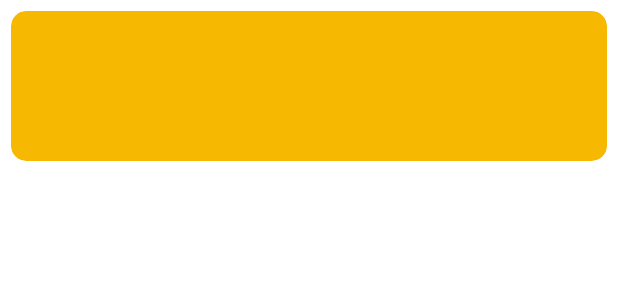
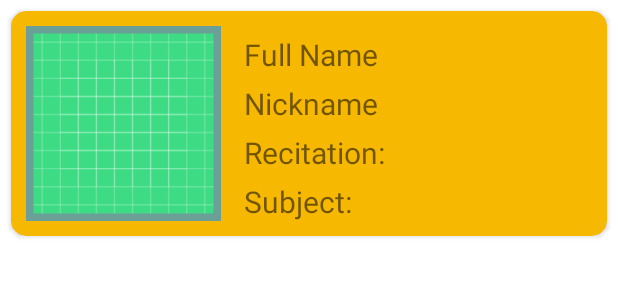
Before and after one commit to mechy88/ProfFile, an Android app: the layout prof_listitem.xml on its own in the app's theme, with its tools: preview values and no code run, on a phone screen of 412 x 824 dp. Shown: the top 300 px of the screen. Run offline under Robolectric (Android 15) with nearby library versions, the phone set to English and light mode, and no system bars.

Commit message:
Approaching MVP#2

```diff
--- a/app/src/main/res/layout/prof_listitem.xml
+++ b/app/src/main/res/layout/prof_listitem.xml
@@ -1,12 +1,70 @@
 <?xml version="1.0" encoding="utf-8"?>
 <androidx.cardview.widget.CardView xmlns:android="http://schemas.android.com/apk/res/android"
+    xmlns:tools="http://schemas.android.com/tools"
     android:layout_width="match_parent"
-    android:layout_height="100dp"
+    android:layout_height="150dp"
     app:layout_constraintHeight_percent="50"
     xmlns:app="http://schemas.android.com/apk/res-auto"
-    app:layout_constraintDimensionRatio="1:1"
     app:cardBackgroundColor="@color/gold"
     app:cardCornerRadius="10dp"
     android:layout_margin="7.5dp">
+    <androidx.constraintlayout.widget.ConstraintLayout
+        android:layout_width="match_parent"
+        android:layout_height="match_parent">
 
+
+        <com.google.android.material.imageview.ShapeableImageView
+            android:id="@+id/imageView"
+            android:layout_width="0dp"
+            android:layout_height="match_parent"
+            android:layout_margin="10dp"
+            android:src="@drawable/ic_launcher_background"
+            app:layout_constraintDimensionRatio="1:1"
+            app:layout_constraintStart_toStartOf="parent"
+            app:layout_constraintTop_toTopOf="parent"
+            app:strokeColor="@color/darkSage"
+            app:strokeWidth="10dp" />
+
+
+        <TextView
+            android:id="@+id/textView2"
+            android:layout_width="wrap_content"
+            android:layout_height="wrap_content"
+            android:layout_margin="15dp"
+            android:text="Full Name"
+            android:textSize="20dp"
+            app:layout_constraintStart_toEndOf="@+id/imageView"
+            app:layout_constraintTop_toTopOf="parent" />
+
+        <TextView
+            android:id="@+id/textView3"
+            android:layout_width="wrap_content"
+            android:layout_height="wrap_content"
+            android:layout_marginTop="5dp"
+            android:text="Nickname"
+            android:textSize="20dp"
+            app:layout_constraintStart_toStartOf="@+id/textView2"
+            app:layout_constraintTop_toBottomOf="@+id/textView2" />
+
+        <TextView
+            android:id="@+id/textView4"
+            android:layout_width="wrap_content"
+            android:layout_height="wrap_content"
+            android:layout_marginTop="5dp"
+            android:text="Recitation:"
+            android:textSize="20dp"
+            app:layout_constraintStart_toStartOf="@+id/textView3"
+            app:layout_constraintTop_toBottomOf="@+id/textView3" />
+
+        <TextView
+            android:layout_width="wrap_content"
+            android:layout_height="wrap_content"
+            android:layout_marginTop="5dp"
+            android:text="Subject:"
+            android:textSize="20dp"
+            app:layout_constraintStart_toStartOf="@+id/textView4"
+            app:layout_constraintTop_toBottomOf="@+id/textView4" />
+
+
+    </androidx.constraintlayout.widget.ConstraintLayout>
 </androidx.cardview.widget.CardView>
--- a/app/src/main/res/values/colors.xml
+++ b/app/src/main/res/values/colors.xml
@@ -7,9 +7,13 @@
     <color name="teal_700">#FF018786</color>
     <color name="black">#FF000000</color>
     <color name="white">#FFFFFFFF</color>
+
+
     <color name="gold">#F7B801</color>
     <color name="sageGreen">#A8C7C2</color>
     <color name="LightPurple">#E3E1F4</color>
+    <color name="darkSage">#6AA097</color>
+
 
 
 <!--A8C7C2  E3E1F4-->
--- a/app/src/main/res/values/strings.xml
+++ b/app/src/main/res/values/strings.xml
@@ -1,3 +1,4 @@
 <resources>
     <string name="app_name">ProfFile</string>
+    <string name="fontSizeLIst">20 sp</string>
 </resources>
```
